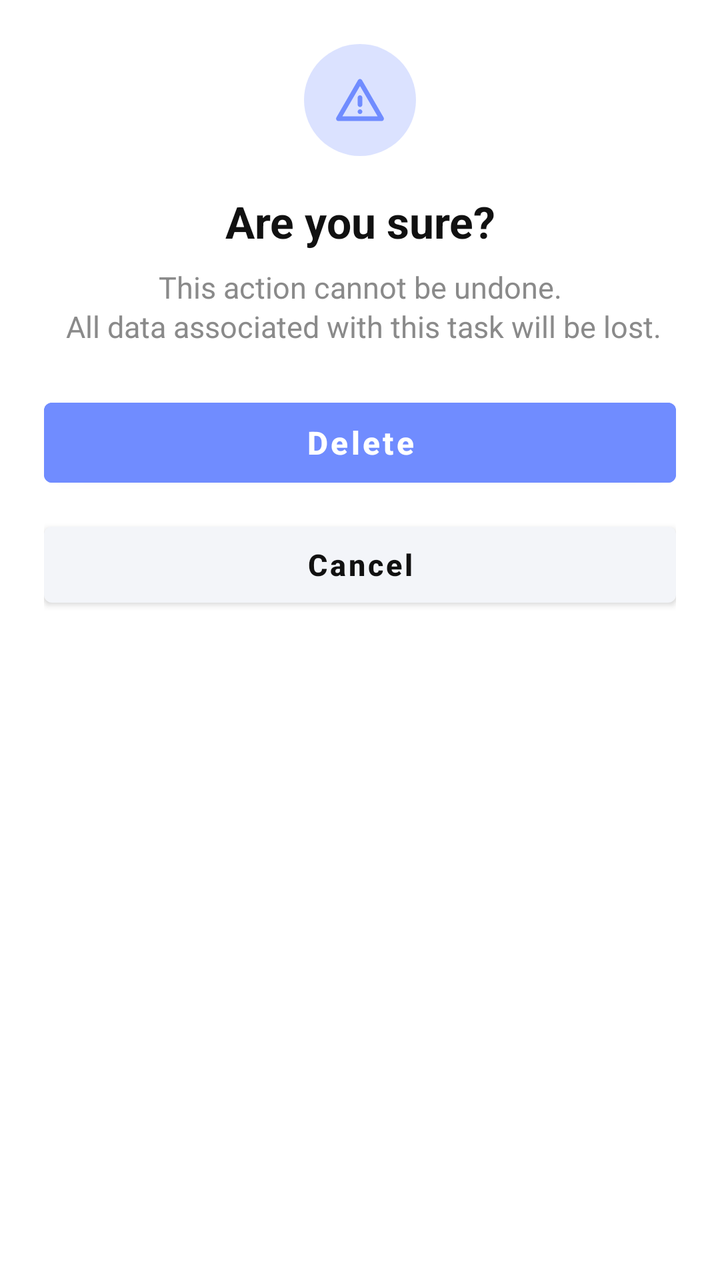
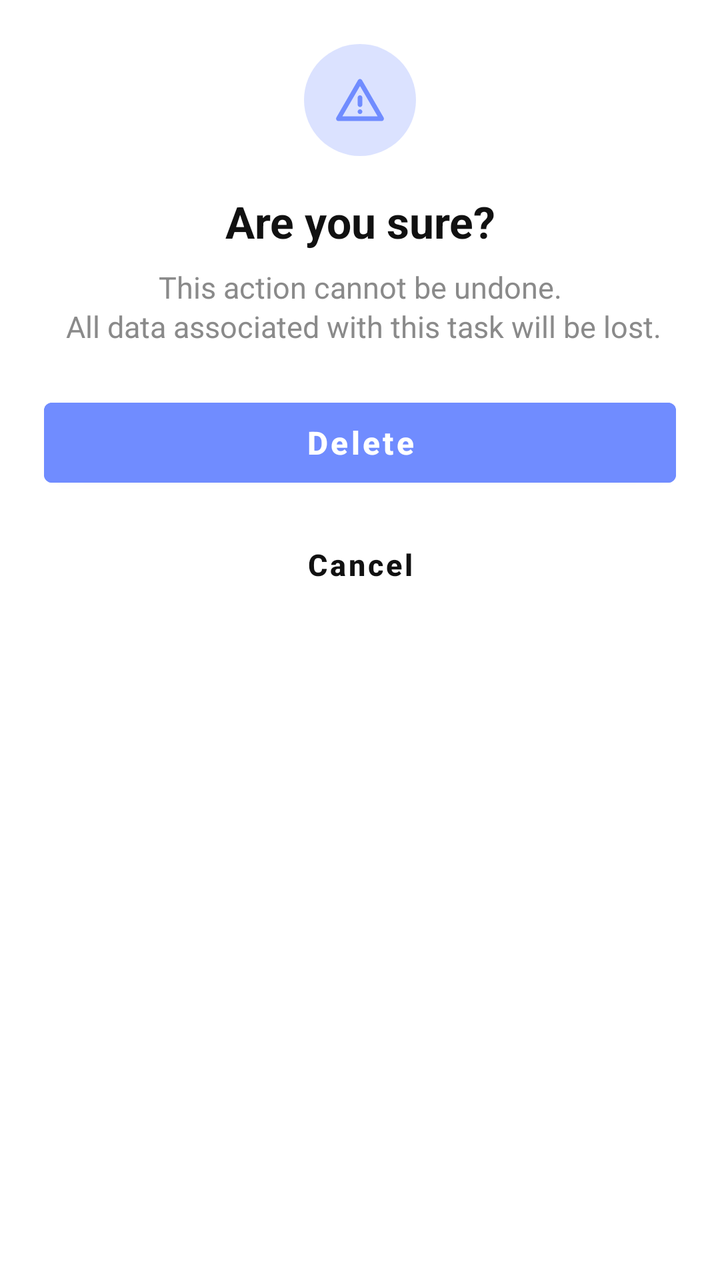

Before-and-after screenshots of an Android layout around one commit, followed by the original layout XML and the change that was made.
<!-- AndroidManifest.xml: application theme Theme.GrowDaily -->
<!-- res/layout/dialog_delete_warning.xml -->
<?xml version="1.0" encoding="utf-8"?>
<LinearLayout xmlns:android="http://schemas.android.com/apk/res/android"
    xmlns:app="http://schemas.android.com/apk/res-auto"
    android:layout_width="match_parent"
    android:layout_height="wrap_content"
    android:background="@drawable/dialog_surface_card"
    android:gravity="center_horizontal"
    android:orientation="vertical"
    android:paddingHorizontal="22dp"
    android:paddingTop="22dp"
    android:paddingBottom="18dp">

    <ImageView
        android:id="@+id/ivActionIcon"
        android:layout_width="56dp"
        android:layout_height="56dp"
        android:layout_gravity="center"
        android:layout_marginBottom="18dp"
        android:background="@drawable/circle_background"
        android:backgroundTint="@color/category_dark_blue_25"
        android:contentDescription="Warning"
        android:padding="14dp"
        android:src="@drawable/ic_warning"
        app:tint="@color/category_dark_blue" />

    <TextView
        android:id="@+id/tvActionTitle"
        android:layout_width="match_parent"
        android:layout_height="wrap_content"
        android:layout_marginBottom="8dp"
        android:gravity="center"
        android:text="Are you sure?"
        android:textColor="@color/dialog_text_primary"
        android:textSize="22sp"
        android:textStyle="bold" />

    <TextView
        android:id="@+id/tvActionMessage"
        android:layout_width="match_parent"
        android:layout_height="wrap_content"
        android:layout_marginBottom="22dp"
        android:gravity="center"
        android:text="This action cannot be undone.\n All data associated with this task will be lost."
        android:textAlignment="center"
        android:textColor="@color/dialog_text_secondary"
        android:textSize="15sp"
        android:lineSpacingExtra="2dp" />

    <Button
        android:id="@+id/primaryButton"
        android:layout_width="match_parent"
        android:layout_height="52dp"
        android:layout_marginBottom="10dp"
        android:backgroundTint="@color/category_dark_blue"
        android:text="Delete"
        android:textAllCaps="false"
        android:textColor="@android:color/white"
        android:textSize="16sp"
        android:textStyle="bold" />

    <Button
        android:id="@+id/secondaryButton"
        android:layout_width="match_parent"
        android:layout_height="50dp"
        android:text="Cancel"
        android:textAllCaps="false"
        android:textColor="@color/dialog_secondary_action"
        android:textSize="15sp"
        android:textStyle="bold" />

</LinearLayout>
<!-- resources referenced by this layout -->
<resources>
  <color name="category_dark_blue">@color/brand_blue</color>
  <color name="category_dark_blue_25">#40708CFF</color>
  <color name="dialog_secondary_action">#111111</color>
  <color name="dialog_text_primary">#111111</color>
  <color name="dialog_text_secondary">#8A8A8A</color>
  <!-- drawable circle_background (drawable) -->
  <?xml version="1.0" encoding="utf-8"?>
  <shape xmlns:android="http://schemas.android.com/apk/res/android"
      android:shape="oval">
      <solid android:color="@color/brand_blue"/>
  </shape>
  <!-- drawable dialog_surface_card (drawable) -->
  <?xml version="1.0" encoding="utf-8"?>
  <shape xmlns:android="http://schemas.android.com/apk/res/android" android:shape="rectangle">
      <solid android:color="@color/dialog_surface"/>
      <corners android:radius="24dp"/>
  </shape>
  <!-- drawable ic_warning (drawable) -->
  <vector xmlns:android="http://schemas.android.com/apk/res/android" android:width="24dp" android:height="24dp" android:viewportWidth="960" android:viewportHeight="960" android:tint="?attr/colorControlNormal">
      <path android:fillColor="@android:color/white" android:pathData="M109,840Q98,840 89,834.5Q80,829 75,820Q70,811 69.5,800.5Q69,790 75,780L445,140Q451,130 460.5,125Q470,120 480,120Q490,120 499.5,125Q509,130 515,140L885,780Q891,790 890.5,800.5Q890,811 885,820Q880,829 871,834.5Q862,840 851,840L109,840ZM178,760L782,760L480,240L178,760ZM480,720Q497,720 508.5,708.5Q520,697 520,680Q520,663 508.5,651.5Q497,640 480,640Q463,640 451.5,651.5Q440,663 440,680Q440,697 451.5,708.5Q463,720 480,720ZM480,600Q497,600 508.5,588.5Q520,577 520,560L520,440Q520,423 508.5,411.5Q497,400 480,400Q463,400 451.5,411.5Q440,423 440,440L440,560Q440,577 451.5,588.5Q463,600 480,600ZM480,500L480,500L480,500Z"/>
  </vector>
  <style name="Theme.GrowDaily" parent="Theme.MaterialComponents.DayNight.DarkActionBar">
          
          <item name="colorPrimary">@color/app_bar_surface</item>
          <item name="colorPrimaryVariant">@color/app_bar_surface</item>
          <item name="colorOnPrimary">@color/app_bar_content</item>
  
          
          <item name="colorSecondary">@color/brand_blue</item>
          <item name="colorSecondaryVariant">@color/brand_blue</item>
          <item name="colorOnSecondary">@color/white</item>
  
          
          <item name="android:statusBarColor">@color/app_bar_surface</item>
          <item name="android:windowLightStatusBar">true</item>
          <item name="android:forceDarkAllowed">false</item>
      </style>
  <color name="brand_blue">#708CFF</color>
  <color name="dialog_surface">#FFFFFF</color>
  <color name="app_bar_surface">#F3F5F9</color>
  <color name="app_bar_content">#111111</color>
  <color name="white">#FFFFFF</color>
</resources>

<!-- the commit's change to res/layout/dialog_delete_warning.xml (unified diff, before → after) -->
@@ -1,9 +1,7 @@
 <?xml version="1.0" encoding="utf-8"?>
 <LinearLayout xmlns:android="http://schemas.android.com/apk/res/android"
     xmlns:app="http://schemas.android.com/apk/res-auto"
-    android:layout_width="match_parent"
-    android:layout_height="wrap_content"
-    android:background="@drawable/dialog_surface_card"
+    style="@style/GrowDailyDialogContainer"
     android:gravity="center_horizontal"
     android:orientation="vertical"
     android:paddingHorizontal="22dp"
@@ -48,24 +46,14 @@
 
     <Button
         android:id="@+id/primaryButton"
-        android:layout_width="match_parent"
-        android:layout_height="52dp"
+        style="@style/DialogPrimaryButton"
         android:layout_marginBottom="10dp"
         android:backgroundTint="@color/category_dark_blue"
-        android:text="Delete"
-        android:textAllCaps="false"
-        android:textColor="@android:color/white"
-        android:textSize="16sp"
-        android:textStyle="bold" />
+        android:text="Delete" />
 
     <Button
         android:id="@+id/secondaryButton"
-        android:layout_width="match_parent"
-        android:layout_height="50dp"
-        android:text="Cancel"
-        android:textAllCaps="false"
-        android:textColor="@color/dialog_secondary_action"
-        android:textSize="15sp"
-        android:textStyle="bold" />
+        style="@style/DialogSecondaryButton"
+        android:text="Cancel" />
 
 </LinearLayout>
<!-- resource entries referenced after the edit -->
@@ -21,6 +21,27 @@
   <vector xmlns:android="http://schemas.android.com/apk/res/android" android:width="24dp" android:height="24dp" android:viewportWidth="960" android:viewportHeight="960" android:tint="?attr/colorControlNormal">
       <path android:fillColor="@android:color/white" android:pathData="M109,840Q98,840 89,834.5Q80,829 75,820Q70,811 69.5,800.5Q69,790 75,780L445,140Q451,130 460.5,125Q470,120 480,120Q490,120 499.5,125Q509,130 515,140L885,780Q891,790 890.5,800.5Q890,811 885,820Q880,829 871,834.5Q862,840 851,840L109,840ZM178,760L782,760L480,240L178,760ZM480,720Q497,720 508.5,708.5Q520,697 520,680Q520,663 508.5,651.5Q497,640 480,640Q463,640 451.5,651.5Q440,663 440,680Q440,697 451.5,708.5Q463,720 480,720ZM480,600Q497,600 508.5,588.5Q520,577 520,560L520,440Q520,423 508.5,411.5Q497,400 480,400Q463,400 451.5,411.5Q440,423 440,440L440,560Q440,577 451.5,588.5Q463,600 480,600ZM480,500L480,500L480,500Z"/>
   </vector>
+  <style name="DialogPrimaryButton" parent="Widget.MaterialComponents.Button">
+          <item name="android:layout_width">match_parent</item>
+          <item name="android:layout_height">52dp</item>
+          <item name="android:textAllCaps">false</item>
+          <item name="android:textColor">@android:color/white</item>
+          <item name="android:textSize">16sp</item>
+          <item name="android:textStyle">bold</item>
+      </style>
+  <style name="DialogSecondaryButton" parent="Widget.MaterialComponents.Button.TextButton">
+          <item name="android:layout_width">match_parent</item>
+          <item name="android:layout_height">50dp</item>
+          <item name="android:textAllCaps">false</item>
+          <item name="android:textColor">@color/dialog_secondary_action</item>
+          <item name="android:textSize">15sp</item>
+          <item name="android:textStyle">bold</item>
+      </style>
+  <style name="GrowDailyDialogContainer">
+          <item name="android:layout_width">match_parent</item>
+          <item name="android:layout_height">wrap_content</item>
+          <item name="android:background">@drawable/dialog_surface_card</item>
+      </style>
   <style name="Theme.GrowDaily" parent="Theme.MaterialComponents.DayNight.DarkActionBar">
           
           <item name="colorPrimary">@color/app_bar_surface</item>
